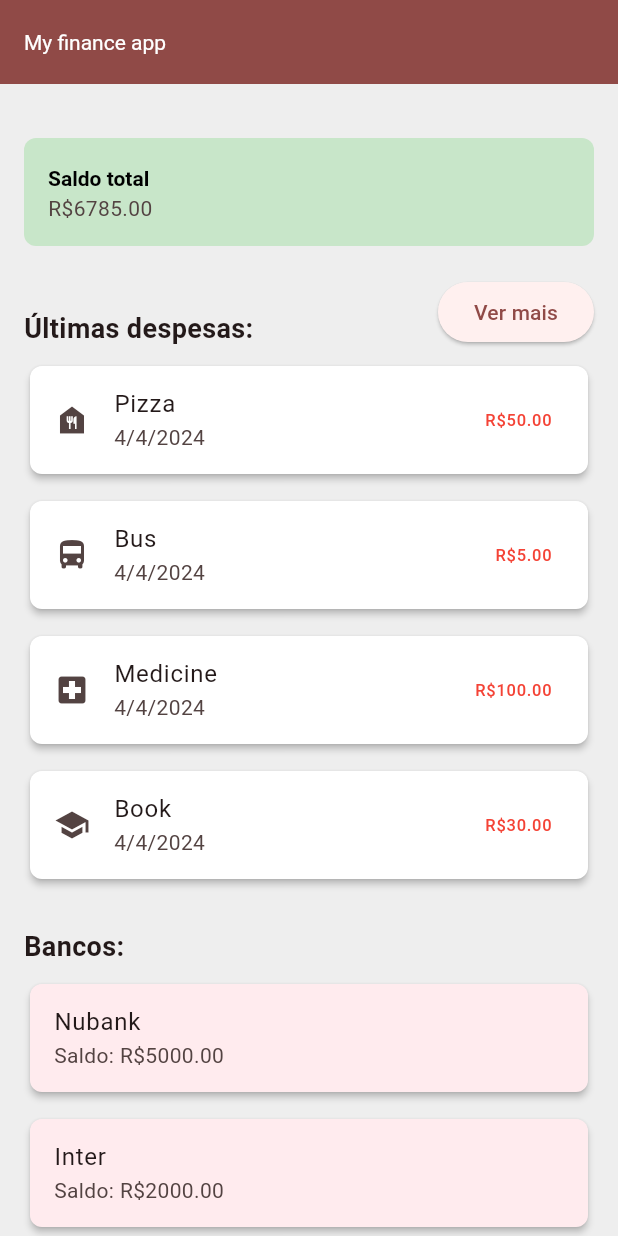
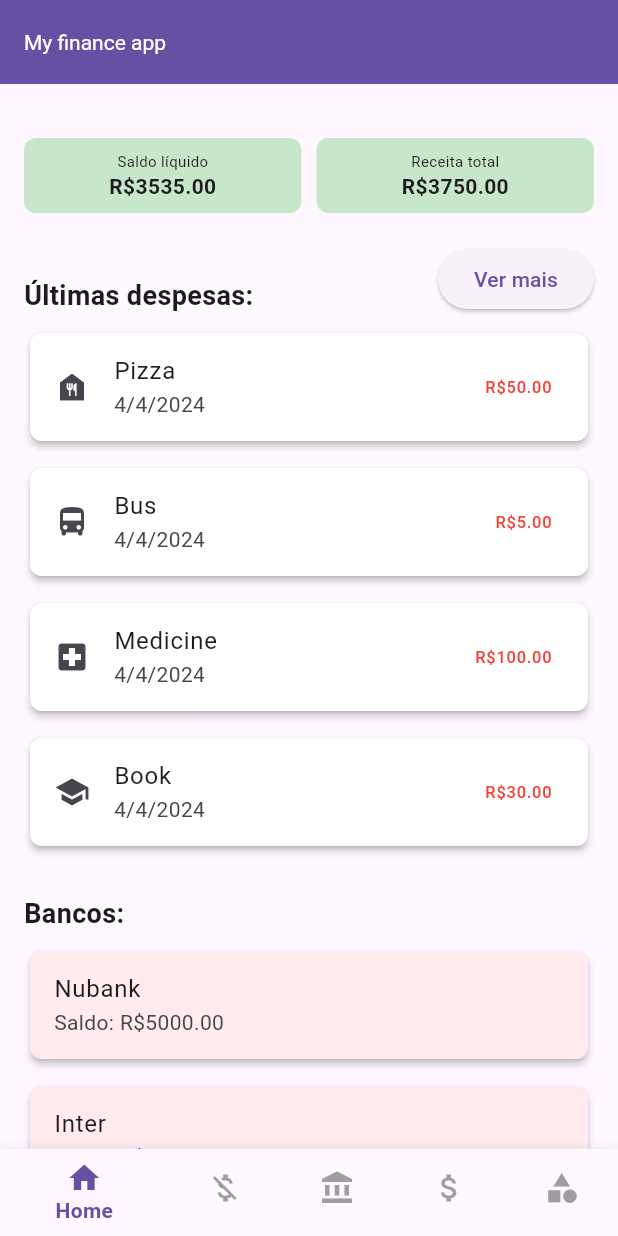
Before and after one commit to oscarkemuel/my-finance-mobile, a Flutter app: the screen it shows after launch, on a phone screen of 412 x 824 dp. Run offline on Flutter 3.47's test engine with Material 3 defaults, Android fonts, the phone set to English and light mode, and no system bars.

Commit message:
feat(tabs): add home screen on tabs.

```diff
--- a/lib/main.dart
+++ b/lib/main.dart
@@ -3,51 +3,28 @@ import 'package:my_finance/models/bank.dart';
 import 'package:my_finance/models/category.dart';
 import 'package:my_finance/models/expense.dart';
 import 'package:my_finance/models/income.dart';
+import 'package:my_finance/screens/home_screen.dart';
+import 'package:my_finance/screens/tabs_screen.dart';
 import 'package:my_finance/utils/app_routes.dart';
-import 'package:my_finance/widgets/bank_list.dart';
-import 'package:my_finance/widgets/expense_list.dart';
 
 void main() {
   runApp(const MyApp());
 }
 
-class MyApp extends StatelessWidget {
+class MyApp extends StatefulWidget {
   const MyApp({super.key});
 
   @override
-  Widget build(BuildContext context) {
-    return MaterialApp(
-        title: 'Flutter Demo',
-        theme: ThemeData(
-          colorScheme: ColorScheme.fromSeed(seedColor: const Color(0xFFEF5354)),
-          scaffoldBackgroundColor: Colors.grey[200],
-          useMaterial3: true,
-        ),
-        // home: const MyHomePage(title: 'My finance app'),
-        initialRoute: '/',
-        routes: {
-          AppRoutes.HOME: (context) =>
-              const MyHomePage(title: 'My finance app'),
-        });
-  }
+  State<MyApp> createState() => _MyAppState();
 }
 
-class MyHomePage extends StatefulWidget {
-  const MyHomePage({super.key, required this.title});
-
-  final String title;
-
-  @override
-  State<MyHomePage> createState() => _MyHomePageState();
-}
-
-class _MyHomePageState extends State<MyHomePage> {
+class _MyAppState extends State<MyApp> {
   final _banks = [
     Bank(name: 'Nubank', balance: 5000, id: 1),
     Bank(name: 'Inter', balance: 2000, id: 2),
   ];
 
-  final _categorys = [
+  final _categories = [
     Category(id: 1, name: 'Food', icon: Icons.food_bank),
     Category(id: 2, name: 'Transport', icon: Icons.directions_bus),
     Category(id: 3, name: 'Health', icon: Icons.local_hospital),
@@ -111,77 +88,35 @@ class _MyHomePageState extends State<MyHomePage> {
     Income(
       id: 1,
       name: 'Salary',
-      amount: 5000,
+      amount: 3250,
       date: DateTime.now(),
     ),
     Income(
       id: 2,
       name: 'Freelancer',
-      amount: 2000,
+      amount: 500,
       date: DateTime.now(),
     ),
   ];
 
   @override
   Widget build(BuildContext context) {
-    final totalIncome = _incomes.fold(0.0, (sum, item) => sum + item.amount);
-    final totalExpense = _expenses.fold(0.0, (sum, item) => sum + item.amount);
-    final netBalance = totalIncome - totalExpense;
-
-    _expenses.sort((a, b) => b.date.compareTo(a.date));
-
-    return Scaffold(
-      appBar: AppBar(
-        title: Text(widget.title),
-        titleTextStyle: const TextStyle(color: Colors.white),
-        backgroundColor: Theme.of(context).colorScheme.primary,
-      ),
-      body: SingleChildScrollView(
-          padding: const EdgeInsets.all(16),
-          child: Column(
-            children: [
-              const SizedBox(height: 20),
-              ListTile(
-                title: const Text('Saldo total'),
-                titleTextStyle: const TextStyle(
-                    fontWeight: FontWeight.bold, color: Colors.black),
-                subtitle: Text('R\$${netBalance.toStringAsFixed(2)}'),
-                tileColor:
-                    netBalance >= 0 ? Colors.green[100] : Colors.red[100],
-                shape: RoundedRectangleBorder(
-                    borderRadius: BorderRadius.circular(8)),
-              ),
-              const SizedBox(height: 20),
-              Row(
-                mainAxisAlignment: MainAxisAlignment.spaceBetween,
-                crossAxisAlignment: CrossAxisAlignment.end,
-                children: [
-                  const Text('Últimas despesas:',
-                      style:
-                          TextStyle(fontSize: 18, fontWeight: FontWeight.bold)),
-                  ElevatedButton(
-                      onPressed: () {}, child: const Text('Ver mais')),
-                ],
-              ),
-              ExpenseList(
-                expenses: _expenses,
-                categories: _categorys,
-                displayCount: 4,
-                isHome: true,
-              ),
-              const SizedBox(height: 20),
-              const Row(
-                mainAxisAlignment: MainAxisAlignment.spaceBetween,
-                crossAxisAlignment: CrossAxisAlignment.end,
-                children: [
-                  Text('Bancos:',
-                      style:
-                          TextStyle(fontSize: 18, fontWeight: FontWeight.bold)),
-                ],
-              ),
-              BankList(banks: _banks, isHome: true),
-            ],
-          )),
+    return MaterialApp(
+      title: 'My finance app',
+      initialRoute: '/',
+      routes: {
+        AppRoutes.DEFAULT: (ctx) => TabsScreen(
+              incomes: _incomes,
+              expenses: _expenses,
+              banks: _banks,
+              categories: _categories,
+            ),
+        AppRoutes.HOME: (ctx) => HomeScreen(
+            incomes: _incomes,
+            expenses: _expenses,
+            banks: _banks,
+            categories: _categories)
+      },
     );
   }
 }
--- /dev/null
+++ b/lib/screens/home_screen.dart
@@ -0,0 +1,134 @@
+import 'package:flutter/material.dart';
+import 'package:my_finance/models/bank.dart';
+import 'package:my_finance/models/category.dart';
+import 'package:my_finance/models/expense.dart';
+import 'package:my_finance/models/income.dart';
+import 'package:my_finance/widgets/bank_list.dart';
+import 'package:my_finance/widgets/expense_list.dart';
+
+class HomeScreen extends StatefulWidget {
+  final List<Income> incomes;
+  final List<Expense> expenses;
+  final List<Bank> banks;
+  final List<Category> categories;
+
+  const HomeScreen({
+    super.key,
+    required this.incomes,
+    required this.expenses,
+    required this.banks,
+    required this.categories,
+  });
+
+  @override
+  State<HomeScreen> createState() => _HomeScreenState();
+}
+
+class _HomeScreenState extends State<HomeScreen> {
+  @override
+  Widget build(BuildContext context) {
+    final totalIncome =
+        widget.incomes.fold(0.0, (sum, item) => sum + item.amount);
+    final totalExpense =
+        widget.expenses.fold(0.0, (sum, item) => sum + item.amount);
+    final netBalance = totalIncome - totalExpense;
+
+    widget.expenses.sort((a, b) => b.date.compareTo(a.date));
+
+    return Scaffold(
+      body: SingleChildScrollView(
+          padding: const EdgeInsets.all(16),
+          child: Column(
+            children: [
+              const SizedBox(height: 20),
+              IntrinsicHeight(
+                child: Row(
+                  crossAxisAlignment: CrossAxisAlignment
+                      .stretch,
+                  children: [
+                    Expanded(
+                      child: Container(
+                        padding: const EdgeInsets.all(8),
+                        decoration: BoxDecoration(
+                          color: netBalance >= 0
+                              ? Colors.green[100]
+                              : Colors.red[100],
+                          borderRadius: BorderRadius.circular(8),
+                        ),
+                        child: Column(
+                          mainAxisAlignment: MainAxisAlignment.center,
+                          children: [
+                            const Text(
+                              'Saldo líquido',
+                              style: TextStyle(fontSize: 10),
+                            ),
+                            Text(
+                              'R\$${netBalance.toStringAsFixed(2)}',
+                              style:
+                                  const TextStyle(fontWeight: FontWeight.bold),
+                            ),
+                          ],
+                        ),
+                      ),
+                    ),
+                    const SizedBox(width: 10),
+                    Expanded(
+                      child: Container(
+                        padding: const EdgeInsets.all(8),
+                        decoration: BoxDecoration(
+                          color: Colors.green[100],
+                          borderRadius: BorderRadius.circular(8),
+                        ),
+                        child: Column(
+                          mainAxisAlignment: MainAxisAlignment.center,
+                          children: [
+                            const Text(
+                              'Receita total',
+                              style: TextStyle(fontSize: 10),
+                            ),
+                            Text(
+                              'R\$${totalIncome.toStringAsFixed(2)}',
+                              style:
+                                  const TextStyle(fontWeight: FontWeight.bold),
+                            ),
+                          ],
+                        ),
+                      ),
+                    ),
+                  ],
+                ),
+              ),
+              const SizedBox(height: 20),
+              Row(
+                mainAxisAlignment: MainAxisAlignment.spaceBetween,
+                crossAxisAlignment: CrossAxisAlignment.end,
+                children: [
+                  const Text('Últimas despesas:',
+                      style:
+                          TextStyle(fontSize: 18, fontWeight: FontWeight.bold)),
+                  ElevatedButton(
+                      onPressed: () {}, child: const Text('Ver mais')),
+                ],
+              ),
+              ExpenseList(
+                expenses: widget.expenses,
+                categories: widget.categories,
+                displayCount: 4,
+                isHome: true,
+              ),
+              const SizedBox(height: 20),
+              const Row(
+                mainAxisAlignment: MainAxisAlignment.spaceBetween,
+                crossAxisAlignment: CrossAxisAlignment.end,
+                children: [
+                  Text('Bancos:',
+                      style:
+                          TextStyle(fontSize: 18, fontWeight: FontWeight.bold)),
+                ],
+              ),
+              BankList(banks: widget.banks, isHome: true),
+            ],
+          )),
+    );
+  }
+}
--- a/lib/screens/tabs_screen.dart
+++ b/lib/screens/tabs_screen.dart
@@ -1,6 +1,24 @@
 import 'package:flutter/material.dart';
+import 'package:my_finance/models/bank.dart';
+import 'package:my_finance/models/category.dart';
+import 'package:my_finance/models/expense.dart';
+import 'package:my_finance/models/income.dart';
+import 'package:my_finance/screens/home_screen.dart';
 
 class TabsScreen extends StatefulWidget {
+  final List<Income> incomes;
+  final List<Expense> expenses;
+  final List<Bank> banks;
+  final List<Category> categories;
+
+  const TabsScreen({
+    super.key,
+    required this.incomes,
+    required this.expenses,
+    required this.banks,
+    required this.categories,
+  });
+
   @override
   State<TabsScreen> createState() => _TabsScreenState();
 }
@@ -8,33 +26,36 @@ class TabsScreen extends StatefulWidget {
 class _TabsScreenState extends State<TabsScreen> {
   int _selectedScreenIndex = 0;
 
-  List<Widget> _screens = [
-    const Center(
-      child: Text('Home'),
-    ),
-    const Center(
-      child: Text('Despesas'),
-    ),
-    const Center(
-      child: Text('Bancos'),
-    ),
-    const Center(
-      child: Text('Receitas'),
-    ),
-    const Center(
-      child: Text('Categorias'),
-    ),
-  ];
+  late List<Widget> _screens;
+
+  @override
+  void initState() {
+    super.initState();
+    _screens = [
+      HomeScreen(
+        incomes: widget.incomes,
+        expenses: widget.expenses,
+        banks: widget.banks,
+        categories: widget.categories,
+      )
+    ];
+  }
+
+  _selectScreen(int index) {
+    setState(() {
+      _selectedScreenIndex = index;
+    });
+  }
 
   @override
   Widget build(BuildContext context) {
     return Scaffold(
         appBar: AppBar(
-          title: const Text('My finance app'),
+          title: const Text("My finance app"),
+          titleTextStyle: const TextStyle(color: Colors.white),
+          backgroundColor: Theme.of(context).colorScheme.primary,
         ),
-        body: const Center(
-          child: Text('My finance app'),
-        ),
+        body: _screens[_selectedScreenIndex],
         bottomNavigationBar: BottomNavigationBar(
           items: const [
             BottomNavigationBarItem(
@@ -58,6 +79,9 @@ class _TabsScreenState extends State<TabsScreen> {
           ],
           selectedItemColor: Theme.of(context).colorScheme.primary,
           unselectedItemColor: Colors.grey,
+          onTap: _selectScreen,
+          currentIndex: _selectedScreenIndex,
+          selectedLabelStyle: const TextStyle(fontWeight: FontWeight.bold),
         ));
   }
 }
--- a/lib/utils/app_routes.dart
+++ b/lib/utils/app_routes.dart
@@ -1,5 +1,8 @@
+// ignore_for_file: constant_identifier_names
+
 class AppRoutes {
-  static const HOME = '/';
+  static const DEFAULT = '/';
+  static const HOME = '/home';
   static const EXPENSES = '/expenses';
   static const INCOMES = '/incomes';
   static const BANKS = '/banks';
```
